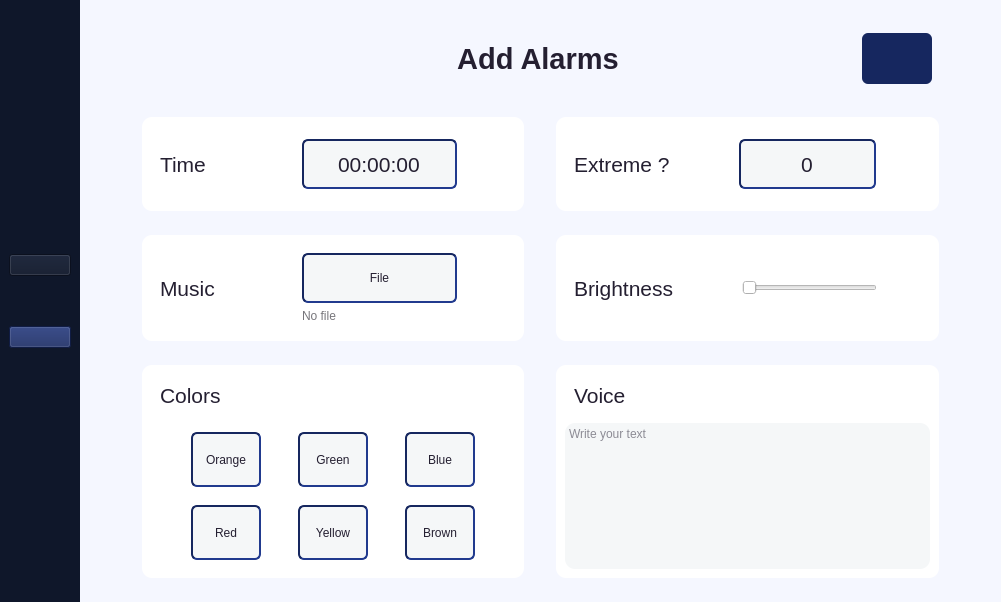
Above: alarm.ui from ElliotFP/spartan before the change. Below: the same form after it.
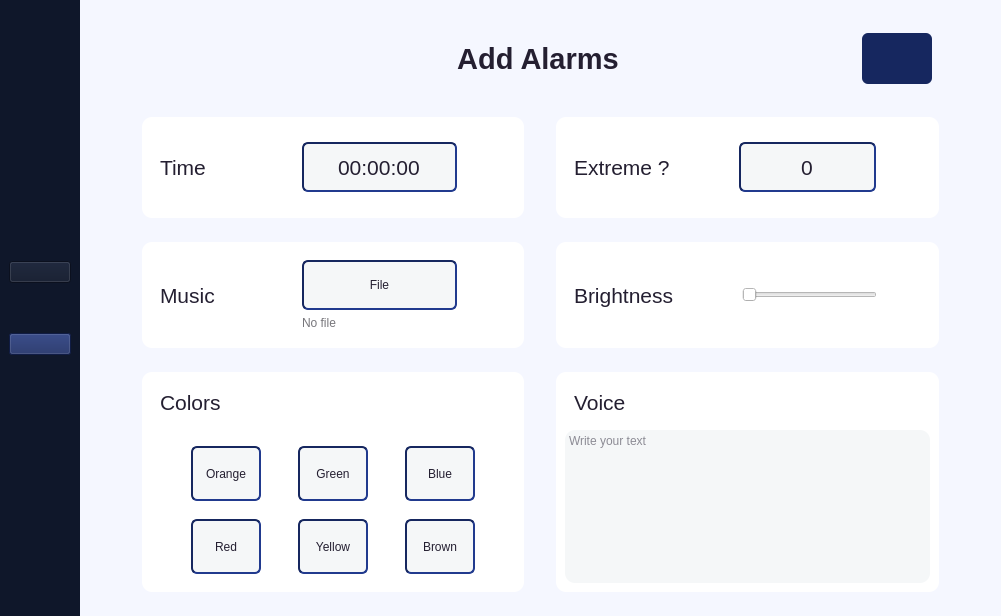
That is the form after the change. Icons and pictures are not drawn.

```diff
--- a/alarm.ui
+++ b/alarm.ui
@@ -7,7 +7,7 @@
     <x>0</x>
     <y>0</y>
     <width>1001</width>
-    <height>602</height>
+    <height>616</height>
    </rect>
   </property>
   <property name="windowTitle">
```
Left out of the diff: 4 changed lines with no effect on the pictures.
